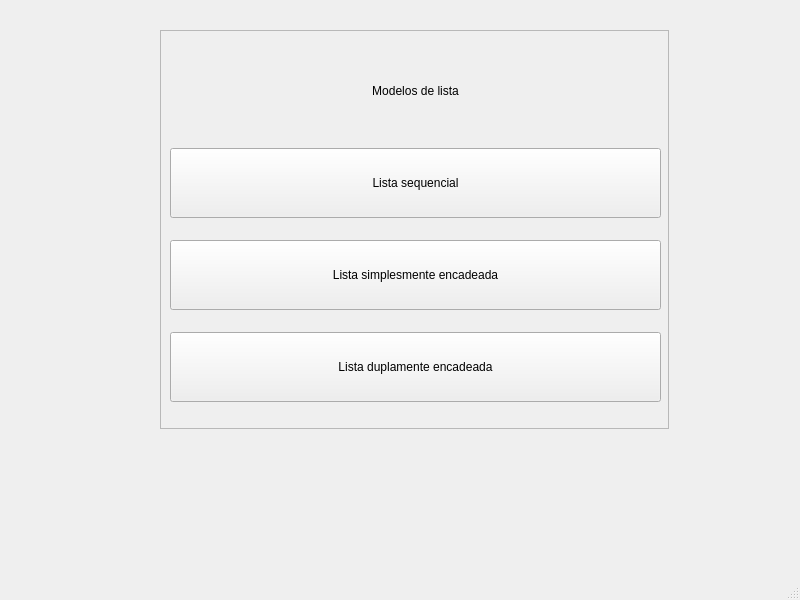
Old version of the form untitled4/mainwindow.ui in the repository LPfontes/Projeto_estrutura_de-dados.
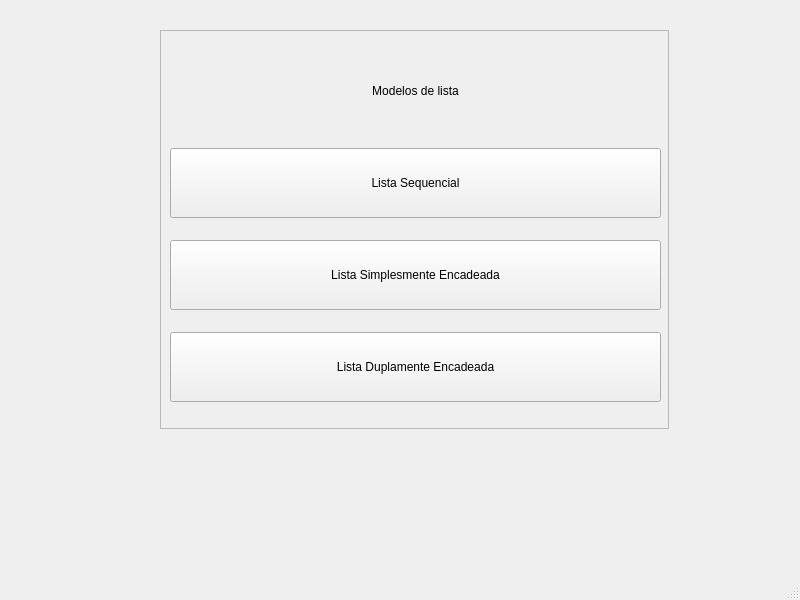
New version of the form.

```diff
--- a/untitled4/mainwindow.ui
+++ b/untitled4/mainwindow.ui
@@ -70,7 +70,7 @@
          </size>
         </property>
         <property name="text">
-         <string>Lista sequencial</string>
+         <string>Lista Sequencial</string>
         </property>
        </widget>
       </item>
@@ -83,7 +83,7 @@
          </size>
         </property>
         <property name="text">
-         <string>Lista simplesmente encadeada</string>
+         <string>Lista Simplesmente Encadeada</string>
         </property>
        </widget>
       </item>
@@ -96,7 +96,7 @@
          </size>
         </property>
         <property name="text">
-         <string>Lista duplamente encadeada</string>
+         <string>Lista Duplamente Encadeada</string>
         </property>
        </widget>
       </item>
```
